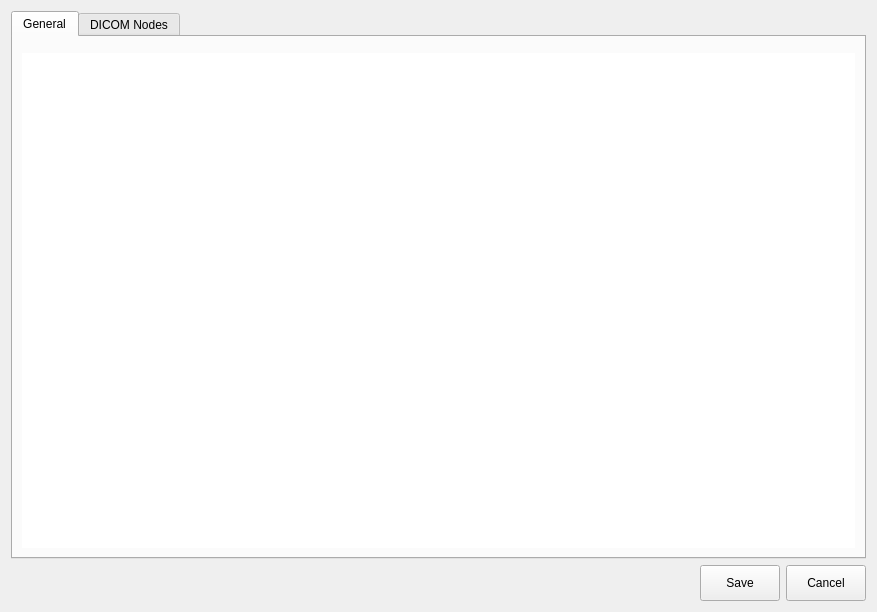
The window that services/ui/forms/configuration.ui (mri4all/console) describes before a commit, drawn with Qt 5.
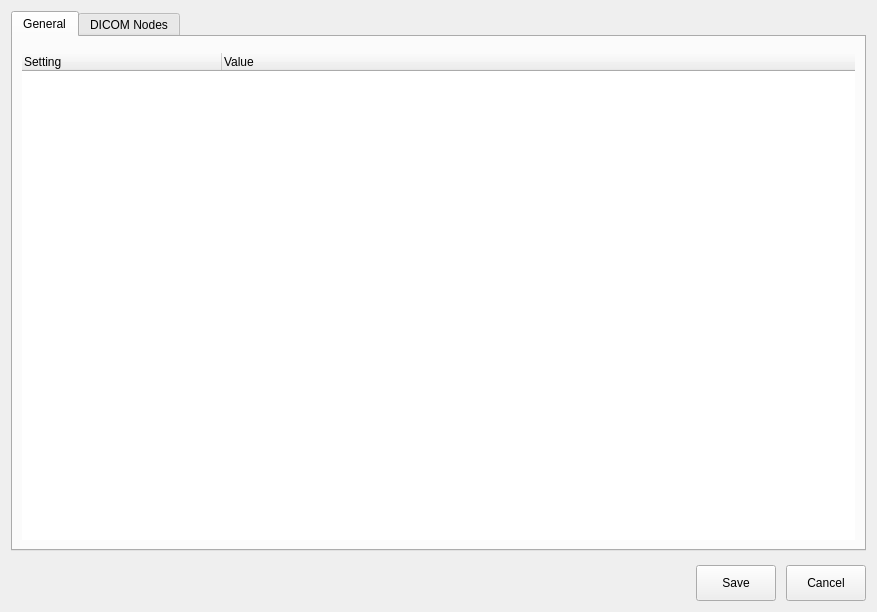
The same window after the commit.

```diff
--- a/services/ui/forms/configuration.ui
+++ b/services/ui/forms/configuration.ui
@@ -42,7 +42,7 @@
           <set>QAbstractItemView::CurrentChanged|QAbstractItemView::DoubleClicked|QAbstractItemView::EditKeyPressed|QAbstractItemView::SelectedClicked</set>
          </property>
          <attribute name="headerVisible">
-          <bool>false</bool>
+          <bool>true</bool>
          </attribute>
          <attribute name="headerDefaultSectionSize">
           <number>200</number>
@@ -151,8 +151,27 @@
      </widget>
     </widget>
    </item>
+   <item>
+    <spacer name="verticalSpacer">
+     <property name="orientation">
+      <enum>Qt::Vertical</enum>
+     </property>
+     <property name="sizeType">
+      <enum>QSizePolicy::Minimum</enum>
+     </property>
+     <property name="sizeHint" stdset="0">
+      <size>
+       <width>20</width>
+       <height>8</height>
+      </size>
+     </property>
+    </spacer>
+   </item>
    <item>
     <layout class="QHBoxLayout" name="horizontalLayout">
+     <property name="spacing">
+      <number>10</number>
+     </property>
      <item>
       <spacer name="horizontalSpacer">
        <property name="orientation">
```
